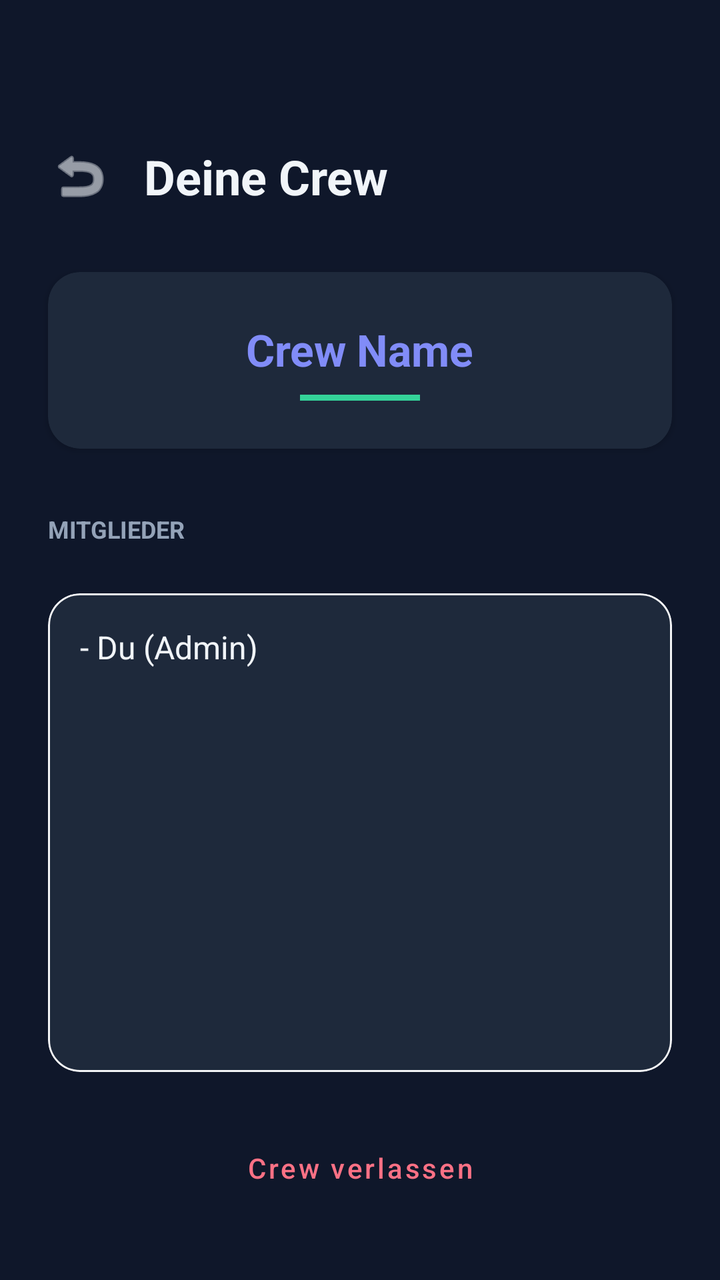
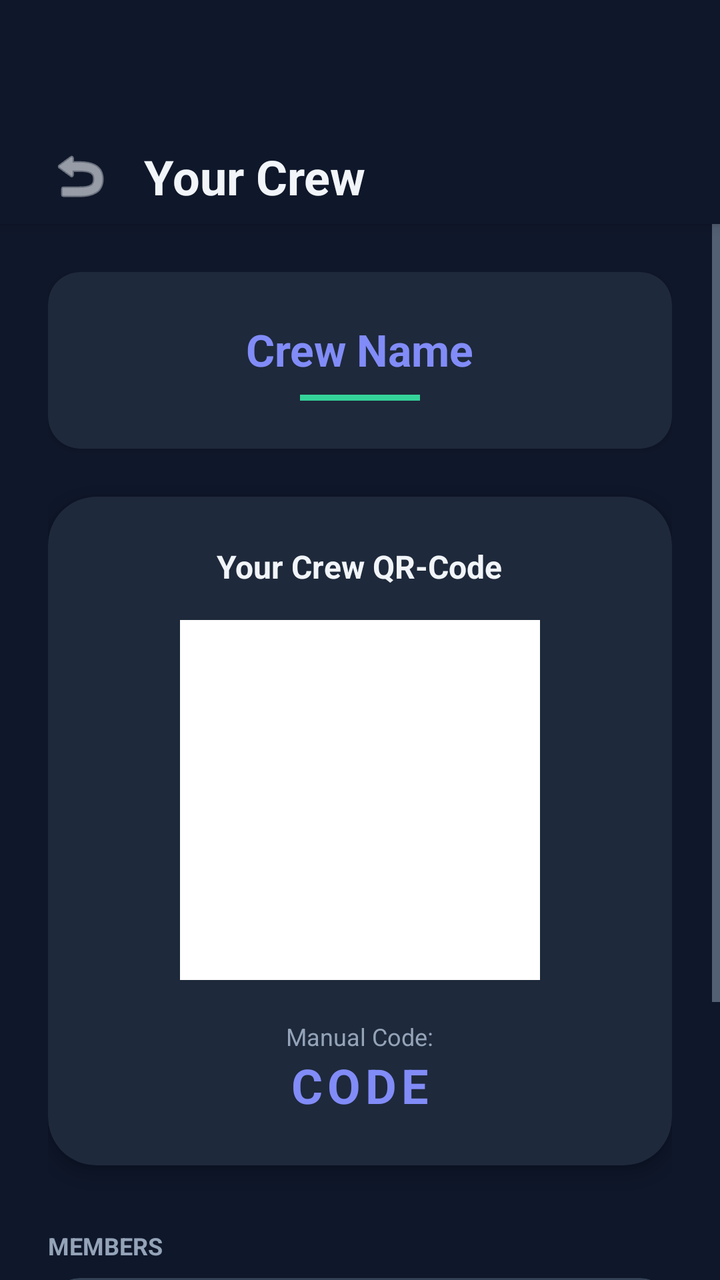

An Android layout rendered at two revisions. The XML below is the earlier revision; the diff shows what the commit changed to produce the second picture.
<!-- AndroidManifest.xml: application theme Theme.MobileSE -->
<!-- res/layout/activity_crew_overview.xml -->
<?xml version="1.0" encoding="utf-8"?>
<androidx.constraintlayout.widget.ConstraintLayout xmlns:android="http://schemas.android.com/apk/res/android"
    xmlns:app="http://schemas.android.com/apk/res-auto"
    android:layout_width="match_parent"
    android:layout_height="match_parent"
    android:background="@color/background">

    
    <androidx.constraintlayout.widget.ConstraintLayout
        android:id="@+id/clTop"
        android:layout_width="match_parent"
        android:layout_height="wrap_content"
        android:paddingTop="48dp"
        app:layout_constraintTop_toTopOf="parent">

        <ImageButton
            android:id="@+id/btnBackCrew"
            android:layout_width="48dp"
            android:layout_height="48dp"
            android:layout_margin="16dp"
            android:background="?android:attr/selectableItemBackgroundBorderless"
            android:contentDescription="Zurück"
            android:src="@android:drawable/ic_menu_revert"
            app:layout_constraintStart_toStartOf="parent"
            app:layout_constraintTop_toTopOf="parent"
            app:tint="@color/text_main" />

        <TextView
            android:id="@+id/tvCrewTitle"
            android:layout_width="wrap_content"
            android:layout_height="wrap_content"
            android:text="Deine Crew"
            android:textSize="24sp"
            android:textStyle="bold"
            android:textColor="@color/text_main"
            app:layout_constraintTop_toTopOf="@id/btnBackCrew"
            app:layout_constraintBottom_toBottomOf="@id/btnBackCrew"
            app:layout_constraintStart_toEndOf="@id/btnBackCrew"
            android:layout_marginStart="8dp" />
    </androidx.constraintlayout.widget.ConstraintLayout>

    <com.google.android.material.card.MaterialCardView
        android:id="@+id/cvCrewInfo"
        android:layout_width="match_parent"
        android:layout_height="wrap_content"
        android:layout_margin="24dp"
        app:cardCornerRadius="16dp"
        app:cardElevation="2dp"
        app:layout_constraintTop_toBottomOf="@id/clTop">

        <LinearLayout
            android:layout_width="match_parent"
            android:layout_height="wrap_content"
            android:orientation="vertical"
            android:padding="24dp"
            android:gravity="center">

            <TextView
                android:id="@+id/tvCrewNameDisplay"
                android:layout_width="wrap_content"
                android:layout_height="wrap_content"
                android:text="Crew Name"
                android:textSize="22sp"
                android:textStyle="bold"
                android:textColor="@color/primary" />

            <View
                android:layout_width="60dp"
                android:layout_height="3dp"
                android:background="@color/accent"
                android:layout_marginTop="8dp" />
        </LinearLayout>
    </com.google.android.material.card.MaterialCardView>

    <TextView
        android:id="@+id/tvMembersLabel"
        android:layout_width="wrap_content"
        android:layout_height="wrap_content"
        android:text="MITGLIEDER"
        android:textSize="12sp"
        android:textStyle="bold"
        android:textColor="@color/text_secondary"
        android:layout_marginTop="32dp"
        android:layout_marginStart="24dp"
        app:layout_constraintTop_toBottomOf="@id/cvCrewInfo"
        app:layout_constraintStart_toStartOf="parent" />

    <com.google.android.material.card.MaterialCardView
        android:layout_width="match_parent"
        android:layout_height="0dp"
        android:layout_margin="24dp"
        app:cardCornerRadius="16dp"
        app:cardElevation="0dp"
        app:strokeWidth="1dp"
        app:strokeColor="#F3F4F6"
        app:layout_constraintTop_toBottomOf="@id/tvMembersLabel"
        app:layout_constraintBottom_toTopOf="@id/btnLeaveCrew">

        <ScrollView
            android:layout_width="match_parent"
            android:layout_height="match_parent">
            <TextView
                android:id="@+id/tvMembersList"
                android:layout_width="match_parent"
                android:layout_height="wrap_content"
                android:padding="16dp"
                android:text="- Du (Admin)"
                android:textSize="16sp"
                android:textColor="@color/text_main"
                android:lineSpacingExtra="8dp" />
        </ScrollView>
    </com.google.android.material.card.MaterialCardView>

    <Button
        android:id="@+id/btnLeaveCrew"
        style="@style/Widget.MaterialComponents.Button.TextButton"
        android:layout_width="wrap_content"
        android:layout_height="wrap_content"
        android:text="Crew verlassen"
        android:textColor="@color/error"
        android:textAllCaps="false"
        android:layout_marginBottom="32dp"
        app:layout_constraintBottom_toBottomOf="parent"
        app:layout_constraintStart_toStartOf="parent"
        app:layout_constraintEnd_toEndOf="parent" />

</androidx.constraintlayout.widget.ConstraintLayout>
<!-- resources referenced by this layout -->
<resources>
  <color name="accent">#34D399</color>
  <color name="background">#0F172A</color>
  <color name="error">#FB7185</color>
  <color name="primary">#818CF8</color>
  <color name="text_main">#F1F5F9</color>
  <color name="text_secondary">#94A3B8</color>
  <style name="Theme.MobileSE" parent="Base.Theme.MobileSE" />
  <style name="Base.Theme.MobileSE" parent="Theme.MaterialComponents.NoActionBar">
          
          <item name="colorPrimary">@color/primary</item>
          <item name="colorPrimaryVariant">@color/primary_dark</item>
          <item name="colorOnPrimary">@color/background</item>
          
          <item name="colorSecondary">@color/accent</item>
          <item name="colorSecondaryVariant">@color/accent</item>
          <item name="colorOnSecondary">@color/background</item>
          
          <item name="android:statusBarColor">@color/background</item>
          <item name="android:windowLightStatusBar">false</item>
          
          <item name="android:windowBackground">@color/background</item>
  
          
          <item name="android:textColorPrimary">@color/text_main</item>
          <item name="android:textColorSecondary">@color/text_secondary</item>
  
          
          <item name="materialCardViewStyle">@style/Widget.App.CardView</item>
      </style>
  <color name="primary_dark">#6366F1</color>
  <style name="Widget.App.CardView" parent="Widget.MaterialComponents.CardView">
          <item name="cardBackgroundColor">@color/surface</item>
          <item name="cardElevation">2dp</item>
          <item name="shapeAppearanceOverlay">@style/ShapeAppearance.App.MediumComponent</item>
      </style>
  <color name="surface">#1E293B</color>
  <style name="ShapeAppearance.App.MediumComponent" parent="ShapeAppearance.MaterialComponents.MediumComponent">
          <item name="cornerFamily">rounded</item>
          <item name="cornerSize">16dp</item>
      </style>
</resources>

<!-- the commit's change to res/layout/activity_crew_overview.xml (unified diff, before → after) -->
@@ -11,6 +11,8 @@
         android:layout_width="match_parent"
         android:layout_height="wrap_content"
         android:paddingTop="48dp"
+        android:background="@color/background"
+        android:elevation="4dp"
         app:layout_constraintTop_toTopOf="parent">
 
         <ImageButton
@@ -19,7 +21,7 @@
             android:layout_height="48dp"
             android:layout_margin="16dp"
             android:background="?android:attr/selectableItemBackgroundBorderless"
-            android:contentDescription="Zurück"
+            android:contentDescription="@string/back_desc"
             android:src="@android:drawable/ic_menu_revert"
             app:layout_constraintStart_toStartOf="parent"
             app:layout_constraintTop_toTopOf="parent"
@@ -29,7 +31,7 @@
             android:id="@+id/tvCrewTitle"
             android:layout_width="wrap_content"
             android:layout_height="wrap_content"
-            android:text="Deine Crew"
+            android:text="@string/your_crew"
             android:textSize="24sp"
             android:textStyle="bold"
             android:textColor="@color/text_main"
@@ -39,89 +41,146 @@
             android:layout_marginStart="8dp" />
     </androidx.constraintlayout.widget.ConstraintLayout>
 
-    <com.google.android.material.card.MaterialCardView
-        android:id="@+id/cvCrewInfo"
+    <ScrollView
         android:layout_width="match_parent"
-        android:layout_height="wrap_content"
-        android:layout_margin="24dp"
-        app:cardCornerRadius="16dp"
-        app:cardElevation="2dp"
-        app:layout_constraintTop_toBottomOf="@id/clTop">
+        android:layout_height="0dp"
+        android:fillViewport="true"
+        app:layout_constraintTop_toBottomOf="@id/clTop"
+        app:layout_constraintBottom_toBottomOf="parent">
 
         <LinearLayout
             android:layout_width="match_parent"
             android:layout_height="wrap_content"
             android:orientation="vertical"
-            android:padding="24dp"
-            android:gravity="center">
+            android:padding="24dp">
+
+            <com.google.android.material.card.MaterialCardView
+                android:id="@+id/cvCrewInfo"
+                android:layout_width="match_parent"
+                android:layout_height="wrap_content"
+                app:cardCornerRadius="16dp"
+                app:cardElevation="2dp">
+
+                <LinearLayout
+                    android:layout_width="match_parent"
+                    android:layout_height="wrap_content"
+                    android:orientation="vertical"
+                    android:padding="24dp"
+                    android:gravity="center">
+
+                    <TextView
+                        android:id="@+id/tvCrewNameDisplay"
+                        android:layout_width="wrap_content"
+                        android:layout_height="wrap_content"
+                        android:text="Crew Name"
+                        android:textSize="22sp"
+                        android:textStyle="bold"
+                        android:textColor="@color/primary" />
+
+                    <View
+                        android:layout_width="60dp"
+                        android:layout_height="3dp"
+                        android:background="@color/accent"
+                        android:layout_marginTop="8dp" />
+                </LinearLayout>
+            </com.google.android.material.card.MaterialCardView>
+
+            
+            <com.google.android.material.card.MaterialCardView
+                android:id="@+id/cvCrewCodeSection"
+                android:layout_width="match_parent"
+                android:layout_height="wrap_content"
+                android:layout_marginTop="24dp"
+                app:cardCornerRadius="24dp"
+                app:cardElevation="4dp">
+
+                <LinearLayout
+                    android:layout_width="match_parent"
+                    android:layout_height="wrap_content"
+                    android:orientation="vertical"
+                    android:padding="24dp"
+                    android:gravity="center">
+
+                    <TextView
+                        android:layout_width="wrap_content"
+                        android:layout_height="wrap_content"
+                        android:text="@string/crew_qr_code"
+                        android:textSize="16sp"
+                        android:textStyle="bold"
+                        android:textColor="@color/text_main"/>
+
+                    <ImageView
+                        android:id="@+id/ivOverviewQrCode"
+                        android:layout_width="180dp"
+                        android:layout_height="180dp"
+                        android:layout_marginTop="16dp"
+                        android:contentDescription="@string/crew_qr_code"
+                        android:background="@color/white"
+                        android:padding="8dp"/>
+
+                    <TextView
+                        android:layout_width="wrap_content"
+                        android:layout_height="wrap_content"
+                        android:text="@string/manual_code_label"
+                        android:textSize="12sp"
+                        android:textColor="@color/text_secondary"
+                        android:layout_marginTop="20dp"/>
+
+                    <TextView
+                        android:id="@+id/tvOverviewCrewCode"
+                        android:layout_width="wrap_content"
+                        android:layout_height="wrap_content"
+                        android:text="CODE"
+                        android:textSize="24sp"
+                        android:textStyle="bold"
+                        android:textColor="@color/primary"
+                        android:letterSpacing="0.1"/>
+                </LinearLayout>
+            </com.google.android.material.card.MaterialCardView>
 
             <TextView
-                android:id="@+id/tvCrewNameDisplay"
+                android:id="@+id/tvMembersLabel"
                 android:layout_width="wrap_content"
                 android:layout_height="wrap_content"
-                android:text="Crew Name"
-                android:textSize="22sp"
+                android:text="@string/members_caps"
+                android:textSize="12sp"
                 android:textStyle="bold"
-                android:textColor="@color/primary" />
+                android:textColor="@color/text_secondary"
+                android:layout_marginTop="32dp" />
 
-            <View
-                android:layout_width="60dp"
-                android:layout_height="3dp"
-                android:background="@color/accent"
-                android:layout_marginTop="8dp" />
-        </LinearLayout>
-    </com.google.android.material.card.MaterialCardView>
-
-    <TextView
-        android:id="@+id/tvMembersLabel"
-        android:layout_width="wrap_content"
-        android:layout_height="wrap_content"
-        android:text="MITGLIEDER"
-        android:textSize="12sp"
-        android:textStyle="bold"
-        android:textColor="@color/text_secondary"
-        android:layout_marginTop="32dp"
-        android:layout_marginStart="24dp"
-        app:layout_constraintTop_toBottomOf="@id/cvCrewInfo"
-        app:layout_constraintStart_toStartOf="parent" />
-
-    <com.google.android.material.card.MaterialCardView
-        android:layout_width="match_parent"
-        android:layout_height="0dp"
-        android:layout_margin="24dp"
-        app:cardCornerRadius="16dp"
-        app:cardElevation="0dp"
-        app:strokeWidth="1dp"
-        app:strokeColor="#F3F4F6"
-        app:layout_constraintTop_toBottomOf="@id/tvMembersLabel"
-        app:layout_constraintBottom_toTopOf="@id/btnLeaveCrew">
-
-        <ScrollView
-            android:layout_width="match_parent"
-            android:layout_height="match_parent">
-            <TextView
-                android:id="@+id/tvMembersList"
+            <com.google.android.material.card.MaterialCardView
                 android:layout_width="match_parent"
                 android:layout_height="wrap_content"
-                android:padding="16dp"
-                android:text="- Du (Admin)"
-                android:textSize="16sp"
-                android:textColor="@color/text_main"
-                android:lineSpacingExtra="8dp" />
-        </ScrollView>
-    </com.google.android.material.card.MaterialCardView>
+                android:layout_marginTop="8dp"
+                app:cardCornerRadius="16dp"
+                app:cardElevation="0dp"
+                app:strokeWidth="1dp"
+                app:strokeColor="@color/divider">
 
-    <Button
-        android:id="@+id/btnLeaveCrew"
-        style="@style/Widget.MaterialComponents.Button.TextButton"
-        android:layout_width="wrap_content"
-        android:layout_height="wrap_content"
-        android:text="Crew verlassen"
-        android:textColor="@color/error"
-        android:textAllCaps="false"
-        android:layout_marginBottom="32dp"
-        app:layout_constraintBottom_toBottomOf="parent"
-        app:layout_constraintStart_toStartOf="parent"
-        app:layout_constraintEnd_toEndOf="parent" />
+                <TextView
+                    android:id="@+id/tvMembersList"
+                    android:layout_width="match_parent"
+                    android:layout_height="wrap_content"
+                    android:padding="16dp"
+                    android:text="@string/you_admin"
+                    android:textSize="16sp"
+                    android:textColor="@color/text_main"
+                    android:lineSpacingExtra="8dp" />
+            </com.google.android.material.card.MaterialCardView>
+
+            <Button
+                android:id="@+id/btnLeaveCrew"
+                style="@style/Widget.MaterialComponents.Button.TextButton"
+                android:layout_width="wrap_content"
+                android:layout_height="wrap_content"
+                android:text="@string/leave_crew"
+                android:textColor="@color/error"
+                android:textAllCaps="false"
+                android:layout_marginTop="32dp"
+                android:layout_gravity="center_horizontal"
+                android:layout_marginBottom="32dp" />
+
+        </LinearLayout>
+    </ScrollView>
 
 </androidx.constraintlayout.widget.ConstraintLayout>
<!-- resource entries referenced after the edit -->
@@ -2,10 +2,19 @@
 <resources>
   <color name="accent">#34D399</color>
   <color name="background">#0F172A</color>
+  <color name="divider">#334155</color>
   <color name="error">#FB7185</color>
   <color name="primary">#818CF8</color>
   <color name="text_main">#F1F5F9</color>
   <color name="text_secondary">#94A3B8</color>
+  <color name="white">#FFFFFF</color>
+  <string name="back_desc">Back</string>
+  <string name="crew_qr_code">Your Crew QR-Code</string>
+  <string name="leave_crew">Leave Crew</string>
+  <string name="manual_code_label">Manual Code:</string>
+  <string name="members_caps">MEMBERS</string>
+  <string name="you_admin">You (Admin)</string>
+  <string name="your_crew">Your Crew</string>
   <style name="Theme.MobileSE" parent="Base.Theme.MobileSE" />
   <style name="Base.Theme.MobileSE" parent="Theme.MaterialComponents.NoActionBar">
           
